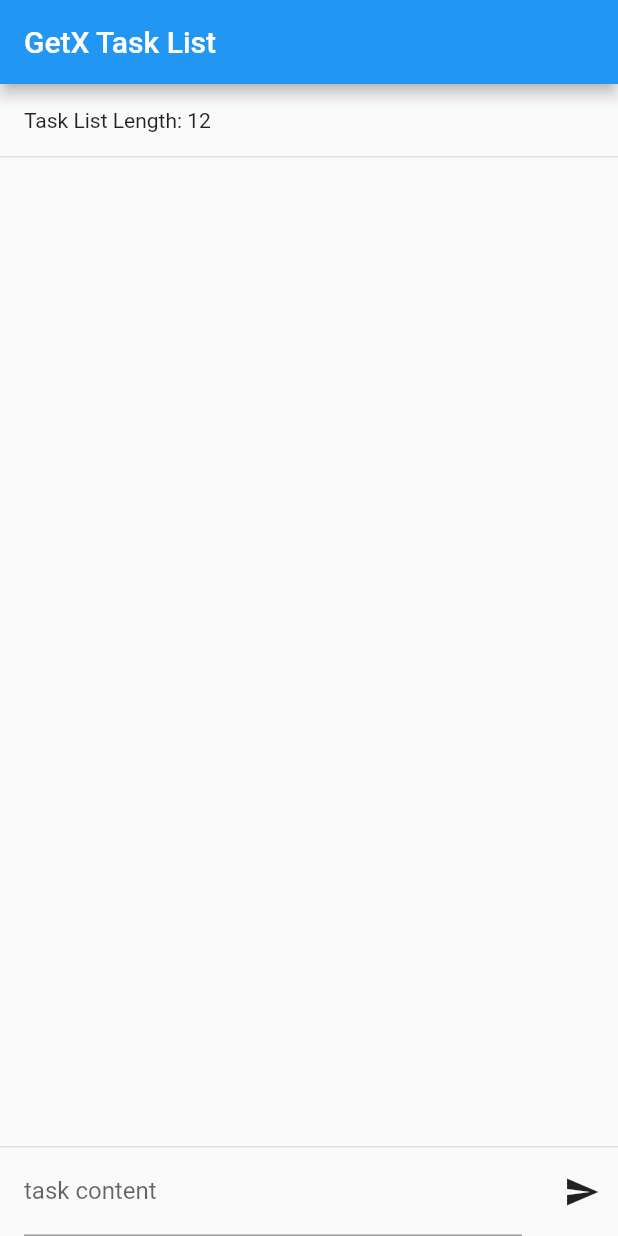
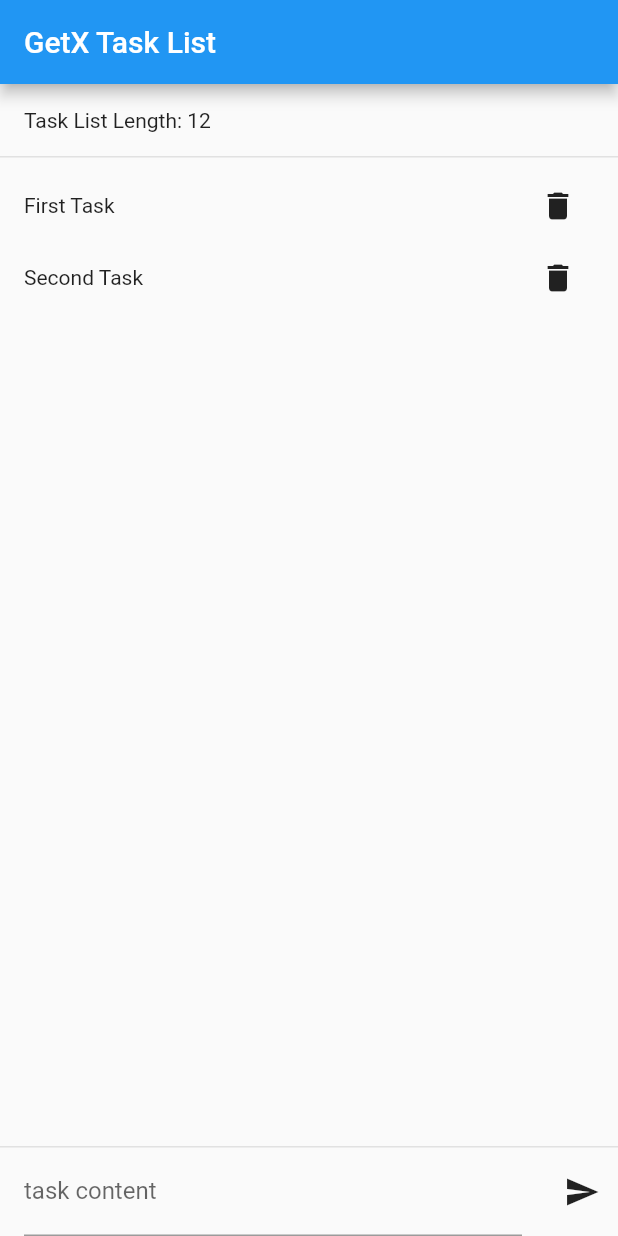
Before and after one commit to webneshin/flutter_learning_getx_state, a Flutter app: the screen it shows after launch, on a phone screen of 412 x 824 dp. Run offline on Flutter 3.47's test engine with Material 2 defaults, Android fonts, the phone set to English and light mode, and no system bars; our stand-ins replace get.

Commit message:
create state and use

```diff
--- a/lib/home.dart
+++ b/lib/home.dart
@@ -1,8 +1,10 @@
 import 'package:flutter/material.dart';
+import 'package:flutter_learning_getx_state/home_controller.dart';
 import 'package:flutter_learning_getx_state/task_list.dart';
+import 'package:get/get.dart';
 
 class HomeScreen extends StatelessWidget {
-  const HomeScreen({super.key});
+  HomeScreen({super.key});
 
   @override
   Widget build(BuildContext context) {
@@ -10,7 +12,11 @@
       appBar: AppBar(
         title: const Text("GetX Task List"),
       ),
-      body: Column(
+      body: SafeArea(
+        child: GetBuilder(
+            init: HomeController(),
+            builder: (logic) {
+          return Column(
             crossAxisAlignment: CrossAxisAlignment.stretch,
             children: [
               Container(
@@ -21,7 +27,9 @@
                         bottom: BorderSide(
                             color: Colors.black.withOpacity(0.1), width: 1))),
               ),
-          Expanded(child: TaskList()),
+              Expanded(child: TaskList(tasks: logic.tasks, onItemDeleteClick: (task){
+                logic.deleteTask(task);
+              },)),
               Container(
                 decoration: BoxDecoration(
                     border: Border(
@@ -33,16 +41,25 @@
                       child: Container(
                         padding: const EdgeInsets.only(left: 16, right: 16),
                         child: TextField(
-                      decoration: const InputDecoration(labelText: 'task content'),
+                          controller: logic.textController,
+                          decoration:
+                              const InputDecoration(labelText: 'task content'),
                           onChanged: (value) {},
                         ),
                       ),
                     ),
-                IconButton(onPressed: () {}, icon: const Icon(Icons.send))
+                    IconButton(onPressed: () {
+                      if (logic.textController.text.isNotEmpty){
+                        logic.insertTask(logic.textController.text);
+                        logic.textController.clear();
+                      }
+                    }, icon: const Icon(Icons.send))
                   ],
                 ),
               )
             ],
+          );
+        }),
       ),
     );
   }
--- a/lib/home_controller.dart
+++ b/lib/home_controller.dart
@@ -1,9 +1,11 @@
 
+import 'package:flutter/material.dart';
 import 'package:flutter_learning_getx_state/data.dart';
 import 'package:get/get.dart';
 
 class HomeController extends GetxController {
   static HomeController get to => Get.find<HomeController>();
+  final textController = TextEditingController();
 
   final screenName = 'Home Screen';
   final tasks = <Task>[].obs;
@@ -11,14 +13,17 @@
 
   HomeController() {
     tasks.add(Task(0, 'First Task'));
+    tasks.add(Task(0, 'Second Task'));
   }
 
   void deleteTask(Task task) {
     tasks.removeWhere((element) => element.id == task.id);
+    update();
   }
 
   void insertTask(String content) {
     tasks.add(Task(tasks.length, content));
+    update();
   }
 
   void incrementCounter() {
--- a/lib/main.dart
+++ b/lib/main.dart
@@ -25,7 +25,7 @@
         // is not restarted.
         primarySwatch: Colors.blue,
       ),
-      home: const HomeScreen(),
+      home: HomeScreen(),
     );
   }
 }
--- a/lib/task_item.dart
+++ b/lib/task_item.dart
@@ -4,17 +4,18 @@
 
 class TaskItem extends StatelessWidget {
   final Task task;
-
-  const TaskItem({super.key, required this.task});
+  final Function(Task task) onDeleteClick;
+  const TaskItem({super.key, required this.task, required this.onDeleteClick});
 
   @override
   Widget build(BuildContext context) {
     return Row(
       children: [
         Expanded(child: Text(task.content)),
-        //todo Not Implemented
-        IconButton(onPressed: () {}, icon: const Icon(Icons.delete)),
-        IconButton(onPressed: () {}, icon: const Icon(Icons.edit)),
+        IconButton(onPressed: () {
+          onDeleteClick(task);
+        }, icon: const Icon(Icons.delete)),
+        // IconButton(onPressed: () {}, icon: const Icon(Icons.edit)),
       ],
     );
   }
--- a/lib/task_list.dart
+++ b/lib/task_list.dart
@@ -1,14 +1,19 @@
 import 'package:flutter/cupertino.dart';
+import 'package:flutter_learning_getx_state/data.dart';
+import 'package:flutter_learning_getx_state/task_item.dart';
 
 class TaskList extends StatelessWidget {
+  final List<Task> tasks;
+  final Function(Task task) onItemDeleteClick;
+  const TaskList({super.key, required this.tasks, required this.onItemDeleteClick});
+
   @override
   Widget build(BuildContext context) {
-    //todo Not Implemented
     return SizedBox(
       child: ListView.builder(
-        itemCount: 10,
+        itemCount: tasks.length,
         padding: const EdgeInsets.fromLTRB(16, 8, 16, 8),
-        itemBuilder: (context, index) => Container(),
+        itemBuilder: (context, index) => TaskItem(task: tasks[index], onDeleteClick: onItemDeleteClick,),
       ),
     );
   }
```
Lines whose indentation alone changed are shown as unchanged.
